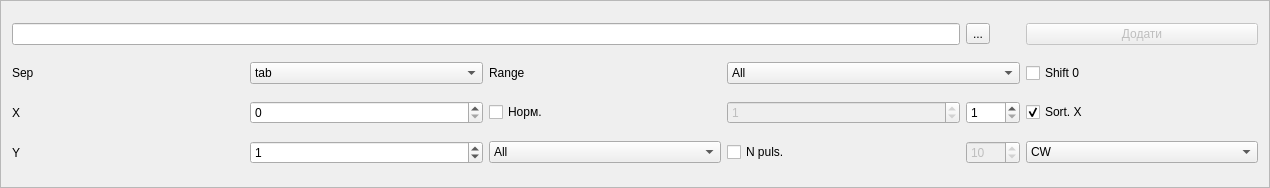
The window that ui/DataLoad.ui (xkronosua/QTR) describes before a commit, drawn with Qt 5.
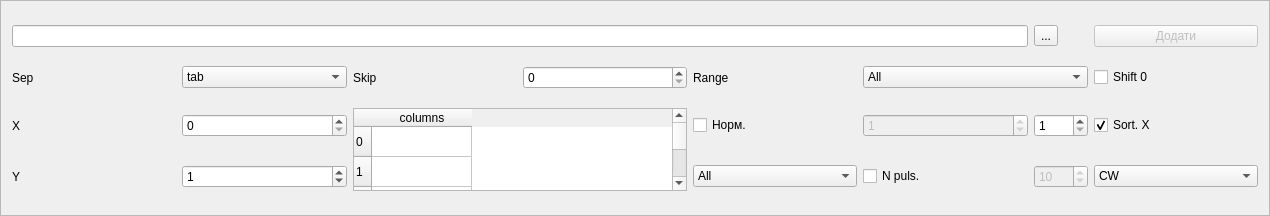
The same window after the commit. Icons and pictures are not drawn.

Patch:
```diff
--- a/ui/DataLoad.ui
+++ b/ui/DataLoad.ui
@@ -7,7 +7,7 @@
     <x>0</x>
     <y>0</y>
     <width>1270</width>
-    <height>188</height>
+    <height>216</height>
    </rect>
   </property>
   <property name="sizePolicy">
@@ -26,26 +26,6 @@
    <enum>QFrame::Raised</enum>
   </property>
   <layout class="QGridLayout" name="gridLayout">
-   <item row="2" column="6">
-    <widget class="QCheckBox" name="autoSortData">
-     <property name="text">
-      <string>Sort. Х</string>
-     </property>
-     <property name="checked">
-      <bool>true</bool>
-     </property>
-    </widget>
-   </item>
-   <item row="2" column="3">
-    <widget class="QSpinBox" name="mColumn">
-     <property name="enabled">
-      <bool>false</bool>
-     </property>
-     <property name="value">
-      <number>1</number>
-     </property>
-    </widget>
-   </item>
    <item row="1" column="1">
     <widget class="QComboBox" name="delimiter">
      <property name="currentIndex">
@@ -88,14 +68,77 @@
      </item>
     </widget>
    </item>
-   <item row="2" column="1">
-    <widget class="QSpinBox" name="xColumn">
+   <item row="3" column="1">
+    <widget class="QSpinBox" name="yColumn">
      <property name="value">
-      <number>0</number>
+      <number>1</number>
      </property>
     </widget>
    </item>
-   <item row="1" column="3" colspan="2">
+   <item row="2" column="5">
+    <widget class="QSpinBox" name="mColumn">
+     <property name="enabled">
+      <bool>false</bool>
+     </property>
+     <property name="value">
+      <number>1</number>
+     </property>
+    </widget>
+   </item>
+   <item row="3" column="4">
+    <widget class="QComboBox" name="Norm_col_select">
+     <item>
+      <property name="text">
+       <string>All</string>
+      </property>
+     </item>
+     <item>
+      <property name="text">
+       <string>X</string>
+      </property>
+     </item>
+     <item>
+      <property name="text">
+       <string>Y</string>
+      </property>
+     </item>
+    </widget>
+   </item>
+   <item row="2" column="4">
+    <widget class="QCheckBox" name="isNormColumn">
+     <property name="text">
+      <string>Норм.</string>
+     </property>
+     <property name="checked">
+      <bool>false</bool>
+     </property>
+    </widget>
+   </item>
+   <item row="0" column="0" colspan="6">
+    <widget class="QLineEdit" name="filePath">
+     <property name="echoMode">
+      <enum>QLineEdit::Normal</enum>
+     </property>
+    </widget>
+   </item>
+   <item row="1" column="4">
+    <widget class="QLabel" name="label_4">
+     <property name="text">
+      <string>Range</string>
+     </property>
+    </widget>
+   </item>
+   <item row="2" column="6">
+    <widget class="QSpinBox" name="Norm_Col_Pow">
+     <property name="minimum">
+      <number>1</number>
+     </property>
+     <property name="maximum">
+      <number>5</number>
+     </property>
+    </widget>
+   </item>
+   <item row="1" column="5" colspan="2">
     <widget class="QComboBox" name="selectPartOfData">
      <item>
       <property name="text">
@@ -114,13 +157,46 @@
      </item>
     </widget>
    </item>
-   <item row="1" column="6">
+   <item row="3" column="6">
+    <widget class="QSpinBox" name="startStepAverage_N">
+     <property name="enabled">
+      <bool>false</bool>
+     </property>
+     <property name="minimum">
+      <number>1</number>
+     </property>
+     <property name="maximum">
+      <number>1000</number>
+     </property>
+     <property name="value">
+      <number>10</number>
+     </property>
+    </widget>
+   </item>
+   <item row="2" column="1">
+    <widget class="QSpinBox" name="xColumn">
+     <property name="value">
+      <number>0</number>
+     </property>
+    </widget>
+   </item>
+   <item row="1" column="8">
     <widget class="QCheckBox" name="shift0">
      <property name="text">
       <string>Shift 0</string>
      </property>
     </widget>
    </item>
+   <item row="2" column="8">
+    <widget class="QCheckBox" name="autoSortData">
+     <property name="text">
+      <string>Sort. Х</string>
+     </property>
+     <property name="checked">
+      <bool>true</bool>
+     </property>
+    </widget>
+   </item>
    <item row="1" column="0">
     <widget class="QLabel" name="label_3">
      <property name="text">
@@ -128,14 +204,28 @@
      </property>
     </widget>
    </item>
-   <item row="3" column="0">
-    <widget class="QLabel" name="label_2">
+   <item row="2" column="0">
+    <widget class="QLabel" name="label">
      <property name="text">
-      <string>Y</string>
+      <string>X</string>
      </property>
     </widget>
    </item>
-   <item row="0" column="6">
+   <item row="3" column="8">
+    <widget class="QComboBox" name="exp_type">
+     <item>
+      <property name="text">
+       <string>CW</string>
+      </property>
+     </item>
+     <item>
+      <property name="text">
+       <string>PICO</string>
+      </property>
+     </item>
+    </widget>
+   </item>
+   <item row="0" column="8">
     <widget class="QPushButton" name="addToTable">
      <property name="enabled">
       <bool>false</bool>
@@ -155,117 +245,129 @@
      </property>
     </widget>
    </item>
-   <item row="2" column="2">
-    <widget class="QCheckBox" name="isNormColumn">
-     <property name="text">
-      <string>Норм.</string>
-     </property>
-     <property name="checked">
-      <bool>false</bool>
-     </property>
-    </widget>
-   </item>
-   <item row="3" column="3">
+   <item row="3" column="5">
     <widget class="QCheckBox" name="startStepAverage">
      <property name="text">
       <string>N puls.</string>
      </property>
     </widget>
    </item>
-   <item row="3" column="4">
-    <widget class="QSpinBox" name="startStepAverage_N">
-     <property name="enabled">
-      <bool>false</bool>
-     </property>
-     <property name="minimum">
-      <number>1</number>
-     </property>
-     <property name="maximum">
-      <number>1000</number>
-     </property>
-     <property name="value">
-      <number>10</number>
-     </property>
-    </widget>
-   </item>
-   <item row="3" column="6">
-    <widget class="QComboBox" name="exp_type">
-     <item>
-      <property name="text">
-       <string>CW</string>
-      </property>
-     </item>
-     <item>
-      <property name="text">
-       <string>PICO</string>
-      </property>
-     </item>
-    </widget>
-   </item>
-   <item row="2" column="0">
-    <widget class="QLabel" name="label">
-     <property name="text">
-      <string>X</string>
-     </property>
-    </widget>
-   </item>
-   <item row="3" column="2">
-    <widget class="QComboBox" name="Norm_col_select">
-     <item>
-      <property name="text">
-       <string>All</string>
-      </property>
-     </item>
-     <item>
-      <property name="text">
-       <string>X</string>
-      </property>
-     </item>
-     <item>
-      <property name="text">
-       <string>Y</string>
-      </property>
-     </item>
-    </widget>
-   </item>
-   <item row="2" column="4">
-    <widget class="QSpinBox" name="Norm_Col_Pow">
-     <property name="minimum">
-      <number>1</number>
-     </property>
-     <property name="maximum">
-      <number>5</number>
-     </property>
-    </widget>
-   </item>
-   <item row="3" column="1">
-    <widget class="QSpinBox" name="yColumn">
-     <property name="value">
-      <number>1</number>
-     </property>
-    </widget>
-   </item>
-   <item row="1" column="2">
-    <widget class="QLabel" name="label_4">
-     <property name="text">
-      <string>Range</string>
-     </property>
-    </widget>
-   </item>
-   <item row="0" column="0" colspan="4">
-    <widget class="QLineEdit" name="filePath">
-     <property name="echoMode">
-      <enum>QLineEdit::Normal</enum>
-     </property>
-    </widget>
-   </item>
-   <item row="0" column="4">
+   <item row="0" column="6">
     <widget class="QToolButton" name="selectFile">
      <property name="text">
       <string>...</string>
      </property>
     </widget>
    </item>
+   <item row="3" column="0">
+    <widget class="QLabel" name="label_2">
+     <property name="text">
+      <string>Y</string>
+     </property>
+    </widget>
+   </item>
+   <item row="1" column="3">
+    <widget class="QSpinBox" name="skipRows"/>
+   </item>
+   <item row="1" column="2">
+    <widget class="QLabel" name="label_5">
+     <property name="text">
+      <string>Skip</string>
+     </property>
+    </widget>
+   </item>
+   <item row="2" column="2" rowspan="2" colspan="2">
+    <widget class="QTableWidget" name="columnsList">
+     <property name="columnCount">
+      <number>1</number>
+     </property>
+     <row>
+      <property name="text">
+       <string>0</string>
+      </property>
+     </row>
+     <row>
+      <property name="text">
+       <string>1</string>
+      </property>
+     </row>
+     <row>
+      <property name="text">
+       <string>2</string>
+      </property>
+     </row>
+     <row>
+      <property name="text">
+       <string>3</string>
+      </property>
+     </row>
+     <row>
+      <property name="text">
+       <string>4</string>
+      </property>
+     </row>
+     <row>
+      <property name="text">
+       <string>5</string>
+      </property>
+     </row>
+     <row>
+      <property name="text">
+       <string>6</string>
+      </property>
+     </row>
+     <row>
+      <property name="text">
+       <string>7</string>
+      </property>
+     </row>
+     <row>
+      <property name="text">
+       <string>8</string>
+      </property>
+     </row>
+     <row>
+      <property name="text">
+       <string>9</string>
+      </property>
+     </row>
+     <row>
+      <property name="text">
+       <string>10</string>
+      </property>
+     </row>
+     <row>
+      <property name="text">
+       <string>11</string>
+      </property>
+     </row>
+     <row>
+      <property name="text">
+       <string>12</string>
+      </property>
+     </row>
+     <row>
+      <property name="text">
+       <string>13</string>
+      </property>
+     </row>
+     <row>
+      <property name="text">
+       <string>14</string>
+      </property>
+     </row>
+     <row>
+      <property name="text">
+       <string>15</string>
+      </property>
+     </row>
+     <column>
+      <property name="text">
+       <string>columns</string>
+      </property>
+     </column>
+    </widget>
+   </item>
   </layout>
  </widget>
  <resources/>
```
